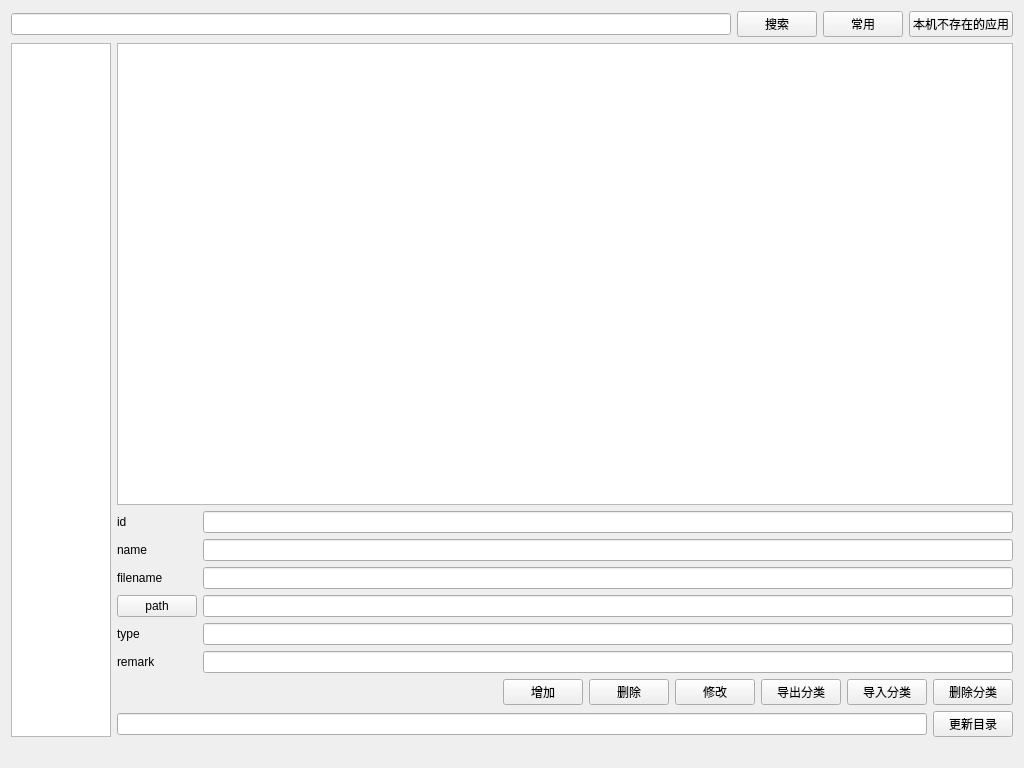
Above: widget.ui from alantop0720/alantop_tool_qt before the change. Below: the same form after it.
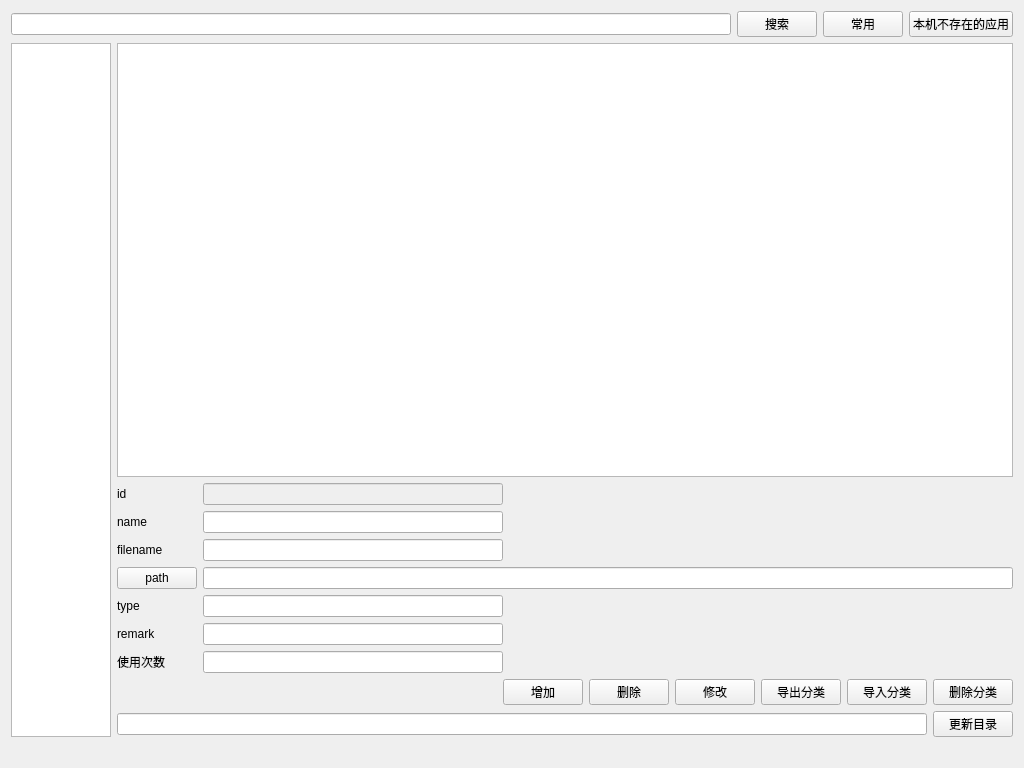
That is the form after the change.

Commit message: 修改使用次数

The edit to the form file:
```diff
--- a/widget.ui
+++ b/widget.ui
@@ -114,17 +114,48 @@
              </item>
              <item>
               <widget class="QLabel" name="label_5">
+               <property name="maximumSize">
+                <size>
+                 <width>200</width>
+                 <height>16777215</height>
+                </size>
+               </property>
                <property name="text">
                 <string>remark</string>
                </property>
               </widget>
              </item>
+             <item>
+              <widget class="QLabel" name="label_clicknumber">
+               <property name="maximumSize">
+                <size>
+                 <width>100</width>
+                 <height>16777215</height>
+                </size>
+               </property>
+               <property name="text">
+                <string>使用次数</string>
+               </property>
+              </widget>
+             </item>
             </layout>
            </item>
            <item>
             <layout class="QVBoxLayout" name="verticalLayout_2">
              <item>
               <widget class="QLineEdit" name="lineEdit_id">
+               <property name="enabled">
+                <bool>false</bool>
+               </property>
+               <property name="maximumSize">
+                <size>
+                 <width>300</width>
+                 <height>16777215</height>
+                </size>
+               </property>
+               <property name="maxLength">
+                <number>500</number>
+               </property>
                <property name="readOnly">
                 <bool>true</bool>
                </property>
@@ -135,20 +166,20 @@
              </item>
              <item>
               <widget class="QLineEdit" name="lineEdit_name">
-               <property name="minimumSize">
+               <property name="maximumSize">
                 <size>
-                 <width>500</width>
-                 <height>0</height>
+                 <width>300</width>
+                 <height>16777215</height>
                 </size>
                </property>
               </widget>
              </item>
              <item>
               <widget class="QLineEdit" name="lineEdit_filename">
-               <property name="minimumSize">
+               <property name="maximumSize">
                 <size>
-                 <width>500</width>
-                 <height>0</height>
+                 <width>300</width>
+                 <height>16777215</height>
                 </size>
                </property>
               </widget>
@@ -163,23 +194,42 @@
                </property>
               </widget>
              </item>
-             <item>
-              <widget class="QLineEdit" name="lineEdit_type">
-               <property name="minimumSize">
-                <size>
-                 <width>500</width>
-                 <height>0</height>
-                </size>
-               </property>
-              </widget>
-             </item>
              <item>
               <widget class="QLineEdit" name="lineEdit_remark">
-               <property name="minimumSize">
+               <property name="maximumSize">
                 <size>
-                 <width>500</width>
-                 <height>0</height>
+                 <width>300</width>
+                 <height>16777215</height>
                 </size>
+               </property>
+               <property name="maxLength">
+                <number>500</number>
+               </property>
+              </widget>
+             </item>
+             <item>
+              <widget class="QLineEdit" name="lineEdit_type">
+               <property name="maximumSize">
+                <size>
+                 <width>300</width>
+                 <height>16777215</height>
+                </size>
+               </property>
+               <property name="maxLength">
+                <number>500</number>
+               </property>
+              </widget>
+             </item>
+             <item>
+              <widget class="QLineEdit" name="lineEdit_clicknumber">
+               <property name="maximumSize">
+                <size>
+                 <width>300</width>
+                 <height>16777215</height>
+                </size>
+               </property>
+               <property name="maxLength">
+                <number>500</number>
                </property>
               </widget>
              </item>
```
Left out of the diff: 7 changed lines with no effect on the pictures. The commit also changes 1 other file.
